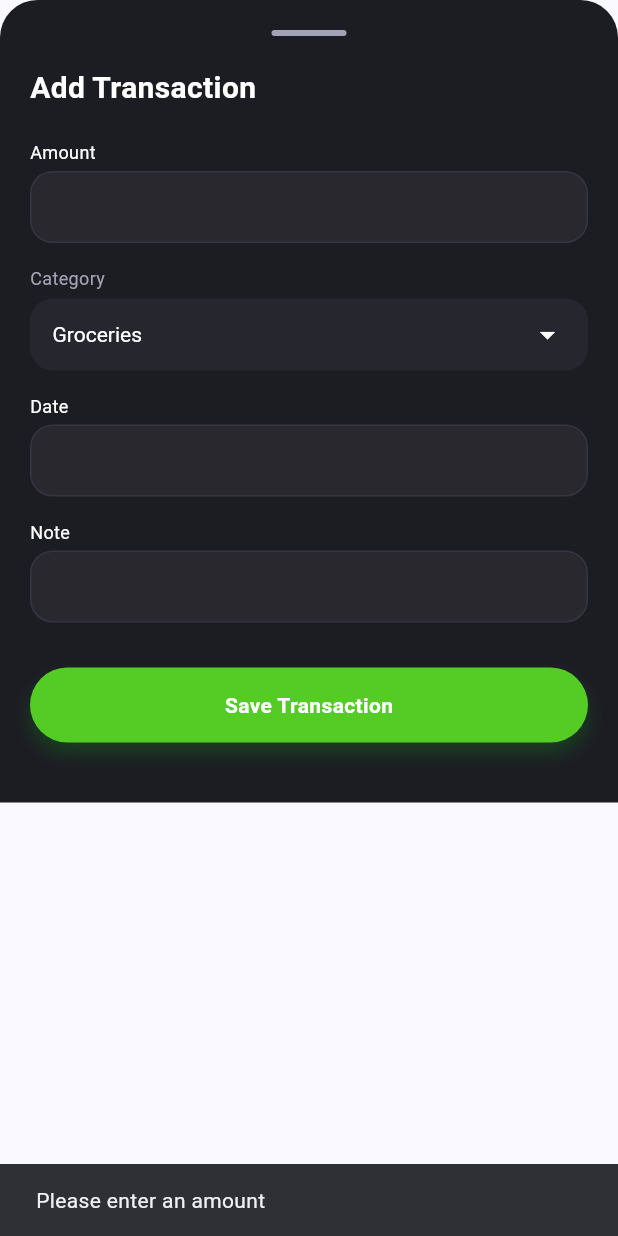
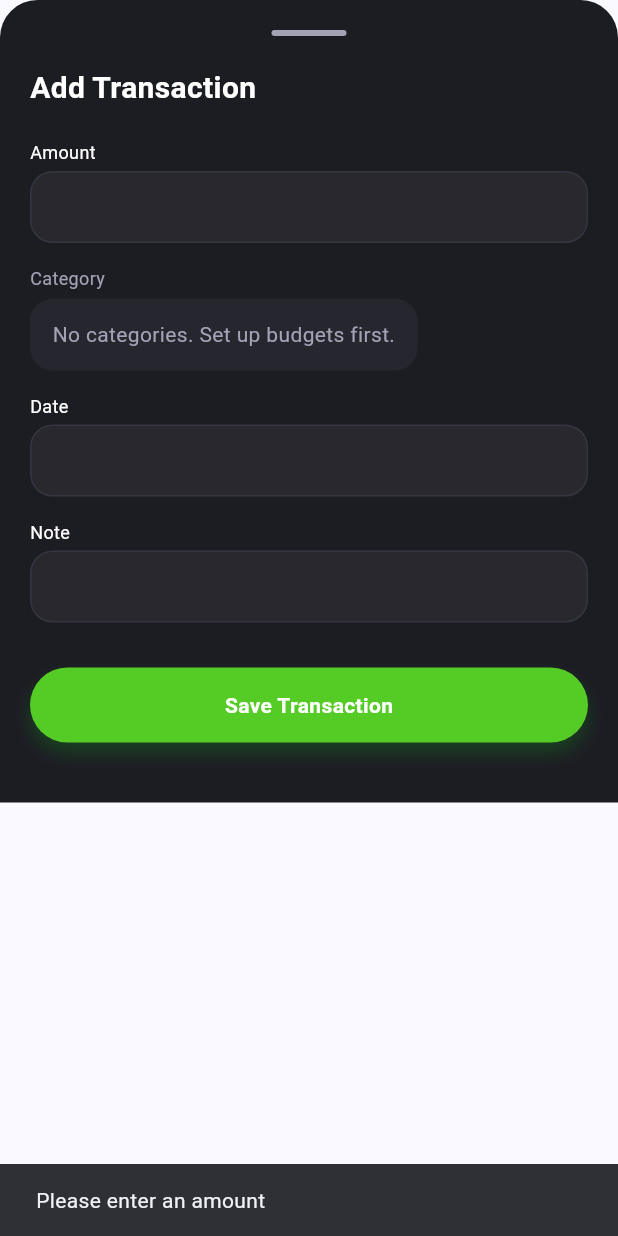
Before and after one commit to ElizabethMM36/kash, a Flutter app: the AddTransactionView widget shown alone on an empty page, opened directly, after a tap on "Save Transaction", on a phone screen of 412 x 824 dp. Run offline on Flutter 3.47's test engine with Material 3 defaults, Android fonts, the phone set to English and light mode, and no system bars; our stand-ins replace cloud_firestore, firebase_auth, firebase_core, fl_chart, shared_preferences; accounts and stored records are empty.

Commit message:
feat: sync budget categories with add transaction dropdown

```diff
--- a/lib/services/budget_service.dart
+++ b/lib/services/budget_service.dart
@@ -36,6 +36,17 @@ class BudgetService {
           'updatedAt': data['updatedAt'],
         };
       }).toList();
+    });
+  }
+
+  /// Get category names as a stream (for use in dropdowns)
+  Stream<List<String>> getCategoryNames() {
+    if (_uid == null) return Stream.value([]);
+
+    return _budgetsRef.orderBy('category').snapshots().map((snapshot) {
+      return snapshot.docs
+          .map((doc) => doc.data()['category'] as String)
+          .toList();
     });
   }
 
--- a/lib/view/add_transaction/add_transaction_view.dart
+++ b/lib/view/add_transaction/add_transaction_view.dart
@@ -2,7 +2,9 @@ import 'package:flutter/material.dart';
 import 'package:kash/common/color_extension.dart';
 import 'package:kash/common_widget/primary_button.dart';
 import 'package:kash/common_widget/round_textfield.dart';
+import 'package:kash/services/budget_service.dart';
 import 'package:kash/services/transaction_service.dart';
+import 'dart:async';
 
 class AddTransactionView extends StatefulWidget {
   const AddTransactionView({super.key});
@@ -15,23 +17,51 @@ class _AddTransactionViewState extends State<AddTransactionView> {
   TextEditingController txtAmount = TextEditingController();
   TextEditingController txtDate = TextEditingController();
   TextEditingController txtNote = TextEditingController();
-  String selectedCategory = "Groceries";
-  List<String> categories = [
-    "Rent & Housing",
-    "Groceries",
-    "Transport",
-    "Utilities",
-    "Healthcare",
-    "Dining Out",
-    "Entertainment",
-    "Shopping",
-    "Subscriptions",
-    "Personal Care",
-    "Savings",
-    "Others",
-  ];
+
+  String? selectedCategory;
+  List<String> categories = [];
+  bool isCategoriesLoading = true;
   bool isLoading = false;
+
   final TransactionService _transactionService = TransactionService();
+  final BudgetService _budgetService = BudgetService();
+  StreamSubscription? _categorySub;
+
+  @override
+  void initState() {
+    super.initState();
+    _loadCategories();
+  }
+
+  void _loadCategories() {
+    _categorySub = _budgetService.getCategoryNames().listen((names) {
+      if (mounted) {
+        setState(() {
+          categories = names;
+          isCategoriesLoading = false;
+
+          // If selected category was deleted or not set, pick the first one
+          if (selectedCategory == null ||
+              !categories.contains(selectedCategory)) {
+            selectedCategory = categories.isNotEmpty ? categories.first : null;
+          }
+        });
+      }
+    }, onError: (e) {
+      if (mounted) {
+        setState(() => isCategoriesLoading = false);
+      }
+    });
+  }
+
+  @override
+  void dispose() {
+    _categorySub?.cancel();
+    txtAmount.dispose();
+    txtDate.dispose();
+    txtNote.dispose();
+    super.dispose();
+  }
 
   Future<void> _saveTransaction() async {
     if (txtAmount.text.isEmpty) {
@@ -49,12 +79,19 @@ class _AddTransactionViewState extends State<AddTransactionView> {
       return;
     }
 
+    if (selectedCategory == null) {
+      ScaffoldMessenger.of(context).showSnackBar(
+        const SnackBar(content: Text("Please select a category")),
+      );
+      return;
+    }
+
     setState(() => isLoading = true);
 
     try {
       await _transactionService.addTransaction(
         amount: amount,
-        category: selectedCategory,
+        category: selectedCategory!,
         date: txtDate.text.isNotEmpty
             ? txtDate.text
             : DateTime.now().toString().split(' ')[0],
@@ -117,7 +154,6 @@ class _AddTransactionViewState extends State<AddTransactionView> {
             title: "Amount",
             controller: txtAmount,
             keyboardType: TextInputType.number,
-            // leftIcon: Icon(Icons.attach_money, color: TColor.gray30),
           ),
           const SizedBox(height: 15),
           Text(
@@ -131,12 +167,42 @@ class _AddTransactionViewState extends State<AddTransactionView> {
               color: TColor.gray60.withOpacity(0.2),
               borderRadius: BorderRadius.circular(15),
             ),
-            child: DropdownButtonHideUnderline(
+            child: isCategoriesLoading
+                ? Padding(
+                    padding: const EdgeInsets.symmetric(vertical: 14),
+                    child: Row(
+                      children: [
+                        SizedBox(
+                          width: 16,
+                          height: 16,
+                          child: CircularProgressIndicator(
+                            strokeWidth: 2,
+                            color: TColor.gray30,
+                          ),
+                        ),
+                        const SizedBox(width: 12),
+                        Text(
+                          "Loading categories...",
+                          style: TextStyle(color: TColor.gray30, fontSize: 14),
+                        ),
+                      ],
+                    ),
+                  )
+                : categories.isEmpty
+                    ? Padding(
+                        padding: const EdgeInsets.symmetric(vertical: 14),
+                        child: Text(
+                          "No categories. Set up budgets first.",
+                          style: TextStyle(color: TColor.gray30, fontSize: 14),
+                        ),
+                      )
+                    : DropdownButtonHideUnderline(
                         child: DropdownButton<String>(
                           value: selectedCategory,
                           isExpanded: true,
                           dropdownColor: TColor.gray80,
-                icon: Icon(Icons.arrow_drop_down, color: TColor.white),
+                          icon:
+                              Icon(Icons.arrow_drop_down, color: TColor.white),
                           style: TextStyle(color: TColor.white, fontSize: 14),
                           items: categories.map((String value) {
                             return DropdownMenuItem<String>(
@@ -167,9 +233,7 @@ class _AddTransactionViewState extends State<AddTransactionView> {
               if (!isLoading) _saveTransaction();
             },
           ),
-          const SizedBox(
-            height: 20,
-          ), // Bottom safe area padding usually handled by modal but manual spacing is safe
+          const SizedBox(height: 20),
         ],
       ),
     );
```
Lines whose indentation alone changed are shown as unchanged.
